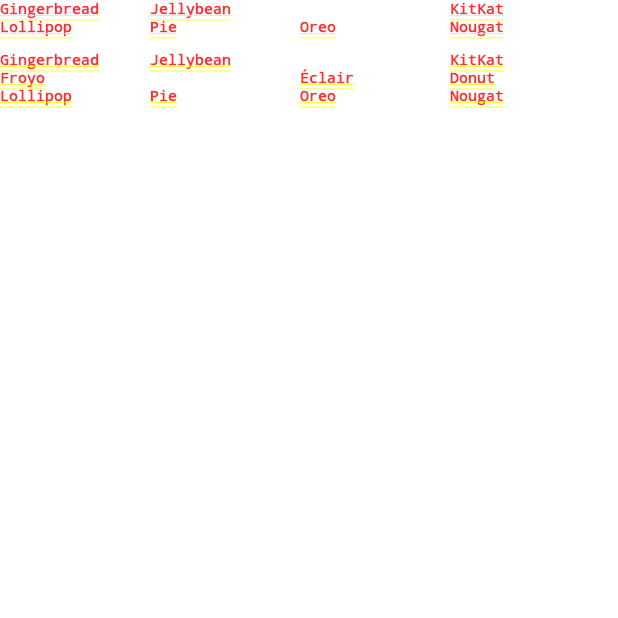
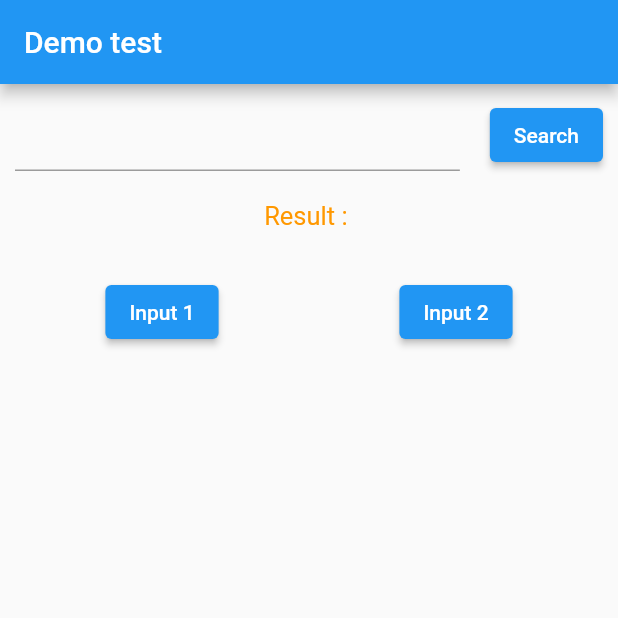
Before and after one commit to niloy000123/flutter_codeware_task, a Flutter app: the screen it shows after launch, on a phone screen of 412 x 824 dp, the top half of it. Run offline on Flutter 3.47's test engine with Material 2 defaults, Android fonts, the light colour scheme and no system bars.

Commit message:
update function and UI

```diff
--- a/lib/service/versions.dart
+++ b/lib/service/versions.dart
@@ -45,6 +45,7 @@
   static parseJson(var jsonData) {
     List<dynamic> input = [];
     for (var i = 0; i < jsonData.length; i++) {
+      //when array found
       if (jsonData[i] is List) {
         var value = jsonData[i] as List;
         var list = [];
@@ -53,7 +54,9 @@
               AndroidVerison(id: value[j]["id"], title: value[j]['title']));
         }
         input.add(list);
-      } else {
+      }
+      //when object found
+      else {
         Map<String, AndroidVerison> obj = {};
         Map<String, Map<String, Object>> value =
             jsonData[i] as Map<String, Map<String, Object>>;
--- /dev/null
+++ b/lib/view/component/body.dart
@@ -0,0 +1,23 @@
+import 'package:flutter/material.dart';
+import 'package:flutter_codeware_task/view/component/input_outpot.dart';
+import 'package:flutter_codeware_task/view/component/search.dart';
+
+class Body extends StatelessWidget {
+  const Body({super.key});
+
+  @override
+  Widget build(BuildContext context) {
+    return Padding(
+      padding: const EdgeInsets.symmetric(horizontal: 10, vertical: 10),
+      child: Column(
+        children: const [
+          SearchCard(),
+          SizedBox(
+            height: 30,
+          ),
+          InputOutputCard(),
+        ],
+      ),
+    );
+  }
+}
--- /dev/null
+++ b/lib/view/component/input_outpot.dart
@@ -0,0 +1,109 @@
+// ignore_for_file: prefer_const_literals_to_create_immutables
+
+import 'package:flutter/material.dart';
+import 'package:flutter_codeware_task/service/versions.dart';
+
+import '../../model/android_version.dart';
+
+class InputOutputCard extends StatefulWidget {
+  const InputOutputCard({super.key});
+
+  @override
+  State<InputOutputCard> createState() => _InputOutputCard();
+}
+
+Column output = Column();
+
+class _InputOutputCard extends State<InputOutputCard> {
+  @override
+  Widget build(BuildContext context) {
+    return Column(
+      children: [
+        Row(
+          mainAxisAlignment: MainAxisAlignment.spaceAround,
+          children: [
+            ElevatedButton(
+                onPressed: () {
+                  setState(() {
+                    output = inputView(VersionService.input_1());
+                  });
+                },
+                child: const Text("Input 1")),
+            ElevatedButton(
+                onPressed: () {
+                  setState(() {
+                    output = inputView(VersionService.input_2());
+                  });
+                },
+                child: const Text("Input 2")),
+          ],
+        ),
+        const SizedBox(
+          height: 20,
+        ),
+        output,
+      ],
+    );
+  }
+
+  Column inputView(List<dynamic> input) {
+    Column column = Column(
+      children: [],
+    );
+
+    for (var i = 0; i < input.length; i++) {
+      //when array found
+      if (input[i] is List) {
+        Row row = Row(
+          children: [],
+        );
+        for (var j = 0; j < input[i].length; j++) {
+          AndroidVerison model = input[i][j];
+          Widget container = Expanded(
+            flex: 1,
+            child: Text(
+              model.title!,
+              style: const TextStyle(fontSize: 13),
+            ),
+          );
+          row.children.add(container);
+        }
+        column.children.add(row);
+      }
+      //when object found
+      else {
+        Row row = Row(
+          mainAxisAlignment: MainAxisAlignment.spaceAround,
+          children: [],
+        );
+        int count = 0;
+        for (var key in input[i].keys) {
+          //if the object key is not match to the serial index
+          if (count != int.parse(key)) {
+            Widget container = const Expanded(
+              flex: 1,
+              child: Text(' '),
+            );
+            row.children.add(container);
+            count++;
+          }
+          AndroidVerison model = input[i][key];
+          Widget container = Expanded(
+            flex: 1,
+            child: Text(
+              model.title!,
+              style: const TextStyle(fontSize: 13),
+            ),
+          );
+          row.children.add(container);
+          count++;
+        }
+        column.children.add(row);
+        column.children.add(const SizedBox(
+          height: 10,
+        ));
+      }
+    }
+    return column;
+  }
+}
--- /dev/null
+++ b/lib/view/component/search.dart
@@ -0,0 +1,100 @@
+import 'package:flutter/material.dart';
+
+import '../../model/android_version.dart';
+import '../../service/versions.dart';
+
+class SearchCard extends StatefulWidget {
+  const SearchCard({super.key});
+
+  @override
+  State<SearchCard> createState() => _SearchCardState();
+}
+
+class _SearchCardState extends State<SearchCard> {
+  final _formKey = GlobalKey<FormState>();
+  late String searchId;
+  final data = VersionService.input_2();
+  String result = "";
+  @override
+  Widget build(BuildContext context) {
+    return Form(
+      key: _formKey,
+      child: Column(
+        children: [
+          Row(
+            children: [
+              Expanded(
+                flex: 4,
+                child: TextFormField(
+                  keyboardType: TextInputType.number,
+                  onSaved: (newValue) => searchId = newValue!,
+                  validator: (value) {
+                    if (value!.isEmpty) {
+                      ScaffoldMessenger.of(context).showSnackBar(const SnackBar(
+                        content: Text("Please input Value"),
+                      ));
+
+                      return "";
+                    }
+                    return null;
+                  },
+                ),
+              ),
+              const SizedBox(
+                width: 20,
+              ),
+              ElevatedButton(
+                  onPressed: () {
+                    if (_formKey.currentState!.validate()) {
+                      _formKey.currentState!.save();
+
+                      result = findId(int.parse(searchId))!;
+                      setState(() {});
+                    }
+                  },
+                  child: const Text("Search"))
+            ],
+          ),
+          const SizedBox(
+            height: 20,
+          ),
+          Text(
+            "Result : $result",
+            style: TextStyle(color: Colors.orange.shade500, fontSize: 17),
+          )
+        ],
+      ),
+    );
+  }
+
+  String? findId(int id) {
+    String? result = "Not Found";
+
+    innerLoop:
+    for (var i = 0; i < data.length; i++) {
+      //when array found
+      if (data[i] is List) {
+        for (var j = 0; j < data[i].length; j++) {
+          AndroidVerison model = data[i][j];
+          if (model.id == id) {
+            result = model.title;
+            break innerLoop;
+          }
+        }
+      }
+      //when object found
+      else {
+        var value = data[i];
+        for (var element in value.entries) {
+          AndroidVerison model = element.value;
+
+          if (model.id == id) {
+            result = model.title;
+            break innerLoop;
+          }
+        }
+      }
+    }
+    return result;
+  }
+}
--- a/lib/view/home_screen.dart
+++ b/lib/view/home_screen.dart
@@ -1,101 +1,18 @@
 import 'package:flutter/material.dart';
-import 'package:flutter_codeware_task/model/android_version.dart';
-import 'package:flutter_codeware_task/service/versions.dart';
+import 'component/body.dart';
 
 class HomeScreen extends StatelessWidget {
   const HomeScreen({super.key});
 
   @override
   Widget build(BuildContext context) {
-    findId(2);
-    return Column(
-      children: [
-        in1(VersionService.input_1()),
-        const SizedBox(
-          height: 10,
-        ),
-        in1(VersionService.input_2())
-      ],
+    return Scaffold(
+      appBar: AppBar(
+        title: const Text("Demo test"),
+      ),
+      body: const SafeArea(
+        child: Body(),
+      ),
     );
   }
-
-  Column in1(List<dynamic> input) {
-    Column column = Column(
-      children: [],
-    );
-
-    for (var i = 0; i < input.length; i++) {
-      if (input[i] is List) {
-        Row row = Row(
-          children: [],
-        );
-        for (var j = 0; j < input[i].length; j++) {
-          AndroidVerison model = input[i][j];
-          Widget container = SizedBox(
-            width: 100,
-            child: Text(
-              model.title!,
-              style: const TextStyle(fontSize: 10),
-            ),
-          );
-          row.children.add(container);
-        }
-        column.children.add(row);
-      } else {
-        Row row = Row(
-          children: [],
-        );
-        int count = 0;
-        for (var key in input[i].keys) {
-          if (count != int.parse(key)) {
-            Widget container = const SizedBox(
-              width: 100,
-            );
-            row.children.add(container);
-            count++;
-          }
-          AndroidVerison model = input[i][key];
-          Widget container = SizedBox(
-            width: 100,
-            child: Text(
-              model.title!,
-              style: const TextStyle(fontSize: 10),
-            ),
-          );
-          row.children.add(container);
-          count++;
-        }
-        column.children.add(row);
-      }
-    }
-    return column;
-  }
-
-  String? findId(int id) {
-    String? result = "Not Found";
-    var data = VersionService.input_2();
-    innerLoop:
-    for (var i = 0; i < data.length; i++) {
-      if (data[i] is List) {
-        for (var j = 0; j < data[i].length; j++) {
-          AndroidVerison model = data[i][j];
-          if (model.id == id) {
-            result = model.title;
-            break innerLoop;
-          }
-        }
-      } else {
-        var value = data[i];
-        for (var element in value.entries) {
-          AndroidVerison model = element.value;
-
-          if (model.id == id) {
-            result = model.title;
-            break innerLoop;
-          }
-        }
-      }
-    }
-    return result;
-  }
 }
```
